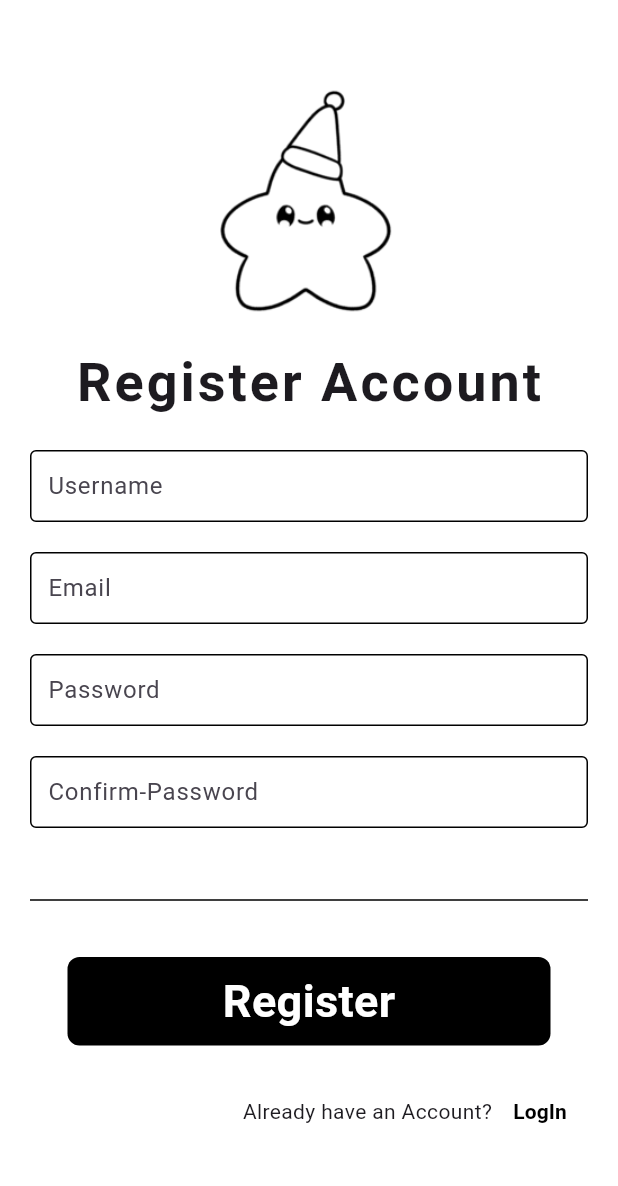
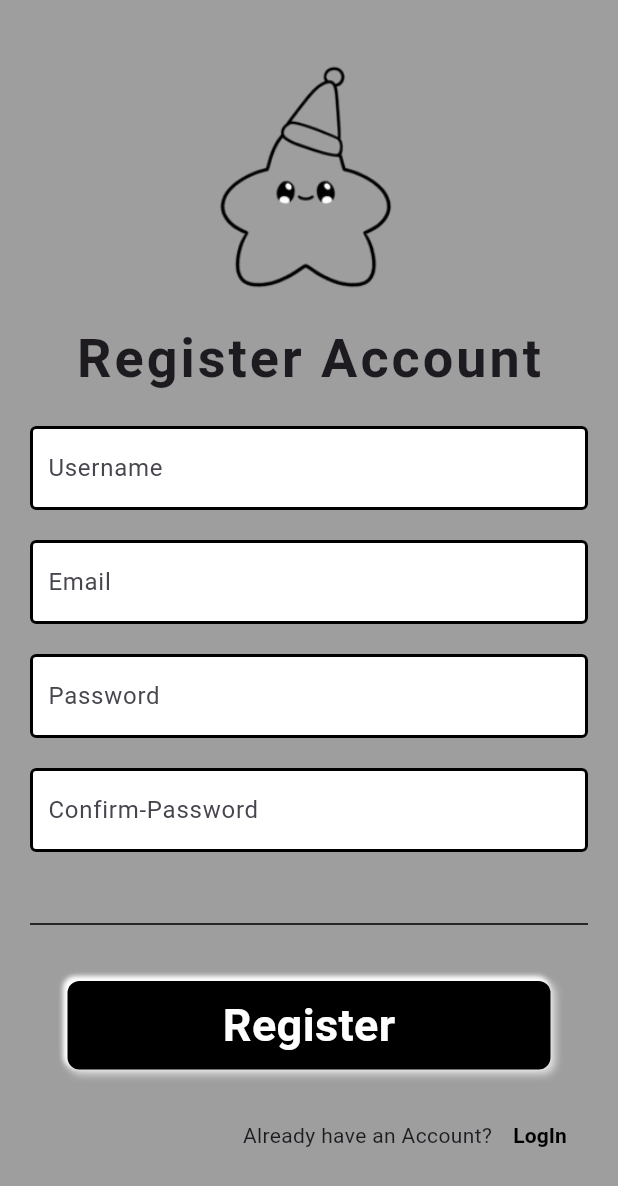
Before and after one commit to Munankarmi/baby_buy_flutter, a Flutter app: the screen it shows after launch, after a tap on "Register", on a phone screen of 412 x 824 dp. Shown: the top 1186 px of the screen. Run offline on Flutter 3.47's test engine with Material 3 defaults, Android fonts, the light colour scheme and no system bars; our stand-ins replace cloud_firestore, firebase_auth, firebase_core, firebase_storage, image_picker; accounts and stored records are empty.

Commit message:
final commit before selling laptop

```diff
--- a/lib/main.dart
+++ b/lib/main.dart
@@ -1,4 +1,3 @@
-import 'package:baby_buy/pages/home_page.dart';
 import 'package:baby_buy/pages/splash_screen.dart';
 import 'package:baby_buy/providers/category_provider.dart';
 import 'package:baby_buy/providers/home_page_provider.dart';
--- a/lib/pages/login_page.dart
+++ b/lib/pages/login_page.dart
@@ -22,7 +22,7 @@
   @override
   Widget build(BuildContext context) {
     return Scaffold(
-      backgroundColor: Colors.white,
+      backgroundColor: Colors.grey,
       body: SingleChildScrollView(
         child: Padding(
           padding: const EdgeInsets.all(20.0),
@@ -78,7 +78,7 @@
               Divider(thickness: 1, color: Colors.black),
               SizedBox(height: 30),
               Provider.of<SignProvider>(context).isLoading
-                  ? CircularProgressIndicator(color: Colors.black,)
+                  ? CircularProgressIndicator(color: Colors.black)
                   : SignButtonStyle(
                       text: "Sign-In",
                       onTap: () {
--- a/lib/pages/register_page.dart
+++ b/lib/pages/register_page.dart
@@ -15,7 +15,7 @@
   @override
   Widget build(BuildContext context) {
     return Scaffold(
-      backgroundColor: Colors.white,
+      backgroundColor: Colors.grey,
       body: Center(
         child: Padding(
           padding: const EdgeInsets.all(20.0),
--- a/lib/utils/text_field_style.dart
+++ b/lib/utils/text_field_style.dart
@@ -9,7 +9,7 @@
   const TextFieldStyle({
     this.kType = TextInputType.text,
     this.obsecureText = false,
-    this.textFieldSize = 12.0,
+    this.textFieldSize = 16.0,
     required this.hintText,
     required this.textController,
     super.key,
@@ -25,10 +25,10 @@
       decoration: InputDecoration(
         contentPadding: EdgeInsets.symmetric(vertical: textFieldSize, horizontal: 8),
         enabledBorder: OutlineInputBorder(
-          borderSide: BorderSide(color: Colors.black),
+          borderSide: BorderSide(color: Colors.black, width: 2),
         ),
         focusedBorder: OutlineInputBorder(
-          borderSide: BorderSide(color: Colors.black),
+          borderSide: BorderSide(color: Colors.black, width: 2),
         ),
         fillColor: Colors.white,
         filled: true,
```
Also changed, not shown: lib/pages/inside_home_page.dart (+9 -4 lines).
